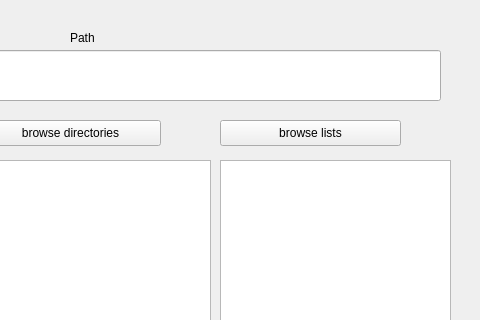
Qt form GUI/file_dialog.ui (forlilab/Ringtail) before a commit; both pictures show x 300 to 780 and y 0 to 320 of the 780 by 606 pixel window.
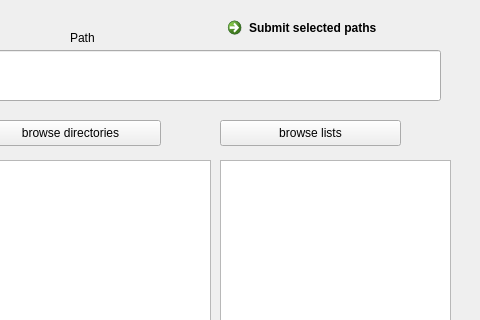
The same form after that commit.

Commit message: can submit selected paths to main class, and if more than 0 will enable add results button

The edit to the form file:
```diff
--- a/GUI/file_dialog.ui
+++ b/GUI/file_dialog.ui
@@ -1554,6 +1554,467 @@
     <string>Path</string>
    </property>
   </widget>
+  <widget class="QCommandLinkButton" name="submit_files_button">
+   <property name="geometry">
+    <rect>
+     <x>520</x>
+     <y>10</y>
+     <width>168</width>
+     <height>41</height>
+    </rect>
+   </property>
+   <property name="palette">
+    <palette>
+     <active>
+      <colorrole role="WindowText">
+       <brush brushstyle="SolidPattern">
+        <color alpha="255">
+         <red>0</red>
+         <green>0</green>
+         <blue>0</blue>
+        </color>
+       </brush>
+      </colorrole>
+      <colorrole role="Button">
+       <brush brushstyle="SolidPattern">
+        <color alpha="255">
+         <red>118</red>
+         <green>181</green>
+         <blue>95</blue>
+        </color>
+       </brush>
+      </colorrole>
+      <colorrole role="Light">
+       <brush brushstyle="SolidPattern">
+        <color alpha="255">
+         <red>178</red>
+         <green>255</green>
+         <blue>150</blue>
+        </color>
+       </brush>
+      </colorrole>
+      <colorrole role="Midlight">
+       <brush brushstyle="SolidPattern">
+        <color alpha="255">
+         <red>148</red>
+         <green>218</green>
+         <blue>122</blue>
+        </color>
+       </brush>
+      </colorrole>
+      <colorrole role="Dark">
+       <brush brushstyle="SolidPattern">
+        <color alpha="255">
+         <red>59</red>
+         <green>90</green>
+         <blue>47</blue>
+        </color>
+       </brush>
+      </colorrole>
+      <colorrole role="Mid">
+       <brush brushstyle="SolidPattern">
+        <color alpha="255">
+         <red>78</red>
+         <green>121</green>
+         <blue>63</blue>
+        </color>
+       </brush>
+      </colorrole>
+      <colorrole role="Text">
+       <brush brushstyle="SolidPattern">
+        <color alpha="255">
+         <red>0</red>
+         <green>0</green>
+         <blue>0</blue>
+        </color>
+       </brush>
+      </colorrole>
+      <colorrole role="BrightText">
+       <brush brushstyle="SolidPattern">
+        <color alpha="255">
+         <red>255</red>
+         <green>255</green>
+         <blue>255</blue>
+        </color>
+       </brush>
+      </colorrole>
+      <colorrole role="ButtonText">
+       <brush brushstyle="SolidPattern">
+        <color alpha="255">
+         <red>0</red>
+         <green>0</green>
+         <blue>0</blue>
+        </color>
+       </brush>
+      </colorrole>
+      <colorrole role="Base">
+       <brush brushstyle="SolidPattern">
+        <color alpha="255">
+         <red>255</red>
+         <green>255</green>
+         <blue>255</blue>
+        </color>
+       </brush>
+      </colorrole>
+      <colorrole role="Window">
+       <brush brushstyle="SolidPattern">
+        <color alpha="255">
+         <red>118</red>
+         <green>181</green>
+         <blue>95</blue>
+        </color>
+       </brush>
+      </colorrole>
+      <colorrole role="Shadow">
+       <brush brushstyle="SolidPattern">
+        <color alpha="255">
+         <red>0</red>
+         <green>0</green>
+         <blue>0</blue>
+        </color>
+       </brush>
+      </colorrole>
+      <colorrole role="AlternateBase">
+       <brush brushstyle="SolidPattern">
+        <color alpha="255">
+         <red>186</red>
+         <green>218</green>
+         <blue>175</blue>
+        </color>
+       </brush>
+      </colorrole>
+      <colorrole role="ToolTipBase">
+       <brush brushstyle="SolidPattern">
+        <color alpha="255">
+         <red>255</red>
+         <green>255</green>
+         <blue>220</blue>
+        </color>
+       </brush>
+      </colorrole>
+      <colorrole role="ToolTipText">
+       <brush brushstyle="SolidPattern">
+        <color alpha="255">
+         <red>0</red>
+         <green>0</green>
+         <blue>0</blue>
+        </color>
+       </brush>
+      </colorrole>
+      <colorrole role="PlaceholderText">
+       <brush brushstyle="SolidPattern">
+        <color alpha="127">
+         <red>0</red>
+         <green>0</green>
+         <blue>0</blue>
+        </color>
+       </brush>
+      </colorrole>
+     </active>
+     <inactive>
+      <colorrole role="WindowText">
+       <brush brushstyle="SolidPattern">
+        <color alpha="255">
+         <red>0</red>
+         <green>0</green>
+         <blue>0</blue>
+        </color>
+       </brush>
+      </colorrole>
+      <colorrole role="Button">
+       <brush brushstyle="SolidPattern">
+        <color alpha="255">
+         <red>118</red>
+         <green>181</green>
+         <blue>95</blue>
+        </color>
+       </brush>
+      </colorrole>
+      <colorrole role="Light">
+       <brush brushstyle="SolidPattern">
+        <color alpha="255">
+         <red>178</red>
+         <green>255</green>
+         <blue>150</blue>
+        </color>
+       </brush>
+      </colorrole>
+      <colorrole role="Midlight">
+       <brush brushstyle="SolidPattern">
+        <color alpha="255">
+         <red>148</red>
+         <green>218</green>
+         <blue>122</blue>
+        </color>
+       </brush>
+      </colorrole>
+      <colorrole role="Dark">
+       <brush brushstyle="SolidPattern">
+        <color alpha="255">
+         <red>59</red>
+         <green>90</green>
+         <blue>47</blue>
+        </color>
+       </brush>
+      </colorrole>
+      <colorrole role="Mid">
+       <brush brushstyle="SolidPattern">
+        <color alpha="255">
+         <red>78</red>
+         <green>121</green>
+         <blue>63</blue>
+        </color>
+       </brush>
+      </colorrole>
+      <colorrole role="Text">
+       <brush brushstyle="SolidPattern">
+        <color alpha="255">
+         <red>0</red>
+         <green>0</green>
+         <blue>0</blue>
+        </color>
+       </brush>
+      </colorrole>
+      <colorrole role="BrightText">
+       <brush brushstyle="SolidPattern">
+        <color alpha="255">
+         <red>255</red>
+         <green>255</green>
+         <blue>255</blue>
+        </color>
+       </brush>
+      </colorrole>
+      <colorrole role="ButtonText">
+       <brush brushstyle="SolidPattern">
+        <color alpha="255">
+         <red>0</red>
+         <green>0</green>
+         <blue>0</blue>
+        </color>
+       </brush>
+      </colorrole>
+      <colorrole role="Base">
+       <brush brushstyle="SolidPattern">
+        <color alpha="255">
+         <red>255</red>
+         <green>255</green>
+         <blue>255</blue>
+        </color>
+       </brush>
+      </colorrole>
+      <colorrole role="Window">
+       <brush brushstyle="SolidPattern">
+        <color alpha="255">
+         <red>118</red>
+         <green>181</green>
+         <blue>95</blue>
+        </color>
+       </brush>
+      </colorrole>
+      <colorrole role="Shadow">
+       <brush brushstyle="SolidPattern">
+        <color alpha="255">
+         <red>0</red>
+         <green>0</green>
+         <blue>0</blue>
+        </color>
+       </brush>
+      </colorrole>
+      <colorrole role="AlternateBase">
+       <brush brushstyle="SolidPattern">
+        <color alpha="255">
+         <red>186</red>
+         <green>218</green>
+         <blue>175</blue>
+        </color>
+       </brush>
+      </colorrole>
+      <colorrole role="ToolTipBase">
+       <brush brushstyle="SolidPattern">
+        <color alpha="255">
+         <red>255</red>
+         <green>255</green>
+         <blue>220</blue>
+        </color>
+       </brush>
+      </colorrole>
+      <colorrole role="ToolTipText">
+       <brush brushstyle="SolidPattern">
+        <color alpha="255">
+         <red>0</red>
+         <green>0</green>
+         <blue>0</blue>
+        </color>
+       </brush>
+      </colorrole>
+      <colorrole role="PlaceholderText">
+       <brush brushstyle="SolidPattern">
+        <color alpha="127">
+         <red>0</red>
+         <green>0</green>
+         <blue>0</blue>
+        </color>
+       </brush>
+      </colorrole>
+     </inactive>
+     <disabled>
+      <colorrole role="WindowText">
+       <brush brushstyle="SolidPattern">
+        <color alpha="255">
+         <red>59</red>
+         <green>90</green>
+         <blue>47</blue>
+        </color>
+       </brush>
+      </colorrole>
+      <colorrole role="Button">
+       <brush brushstyle="SolidPattern">
+        <color alpha="255">
+         <red>118</red>
+         <green>181</green>
+         <blue>95</blue>
+        </color>
+       </brush>
+      </colorrole>
+      <colorrole role="Light">
+       <brush brushstyle="SolidPattern">
+        <color alpha="255">
+         <red>178</red>
+         <green>255</green>
+         <blue>150</blue>
+        </color>
+       </brush>
+      </colorrole>
+      <colorrole role="Midlight">
+       <brush brushstyle="SolidPattern">
+        <color alpha="255">
+         <red>148</red>
+         <green>218</green>
+         <blue>122</blue>
+        </color>
+       </brush>
+      </colorrole>
+      <colorrole role="Dark">
+       <brush brushstyle="SolidPattern">
+        <color alpha="255">
+         <red>59</red>
+         <green>90</green>
+         <blue>47</blue>
+        </color>
+       </brush>
+      </colorrole>
+      <colorrole role="Mid">
+       <brush brushstyle="SolidPattern">
+        <color alpha="255">
+         <red>78</red>
+         <green>121</green>
+         <blue>63</blue>
+        </color>
+       </brush>
+      </colorrole>
+      <colorrole role="Text">
+       <brush brushstyle="SolidPattern">
+        <color alpha="255">
+         <red>59</red>
+         <green>90</green>
+         <blue>47</blue>
+        </color>
+       </brush>
+      </colorrole>
+      <colorrole role="BrightText">
+       <brush brushstyle="SolidPattern">
+        <color alpha="255">
+         <red>255</red>
+         <green>255</green>
+         <blue>255</blue>
+        </color>
+       </brush>
+      </colorrole>
+      <colorrole role="ButtonText">
+       <brush brushstyle="SolidPattern">
+        <color alpha="255">
+         <red>59</red>
+         <green>90</green>
+         <blue>47</blue>
+        </color>
+       </brush>
+      </colorrole>
+      <colorrole role="Base">
+       <brush brushstyle="SolidPattern">
+        <color alpha="255">
+         <red>118</red>
+         <green>181</green>
+         <blue>95</blue>
+        </color>
+       </brush>
+      </colorrole>
+      <colorrole role="Window">
+       <brush brushstyle="SolidPattern">
+        <color alpha="255">
+         <red>118</red>
+         <green>181</green>
+         <blue>95</blue>
+        </color>
+       </brush>
+      </colorrole>
+      <colorrole role="Shadow">
+       <brush brushstyle="SolidPattern">
+        <color alpha="255">
+         <red>0</red>
+         <green>0</green>
+         <blue>0</blue>
+        </color>
+       </brush>
+      </colorrole>
+      <colorrole role="AlternateBase">
+       <brush brushstyle="SolidPattern">
+        <color alpha="255">
+         <red>118</red>
+         <green>181</green>
+         <blue>95</blue>
+        </color>
+       </brush>
+      </colorrole>
+      <colorrole role="ToolTipBase">
+       <brush brushstyle="SolidPattern">
+        <color alpha="255">
+         <red>255</red>
+         <green>255</green>
+         <blue>220</blue>
+        </color>
+       </brush>
+      </colorrole>
+      <colorrole role="ToolTipText">
+       <brush brushstyle="SolidPattern">
+        <color alpha="255">
+         <red>0</red>
+         <green>0</green>
+         <blue>0</blue>
+        </color>
+       </brush>
+      </colorrole>
+      <colorrole role="PlaceholderText">
+       <brush brushstyle="SolidPattern">
+        <color alpha="127">
+         <red>59</red>
+         <green>90</green>
+         <blue>47</blue>
+        </color>
+       </brush>
+      </colorrole>
+     </disabled>
+    </palette>
+   </property>
+   <property name="text">
+    <string>Submit selected paths</string>
+   </property>
+   <property name="iconSize">
+    <size>
+     <width>30</width>
+     <height>30</height>
+    </size>
+   </property>
+  </widget>
  </widget>
  <resources/>
  <connections/>
```
The commit also changes 2 other files.
